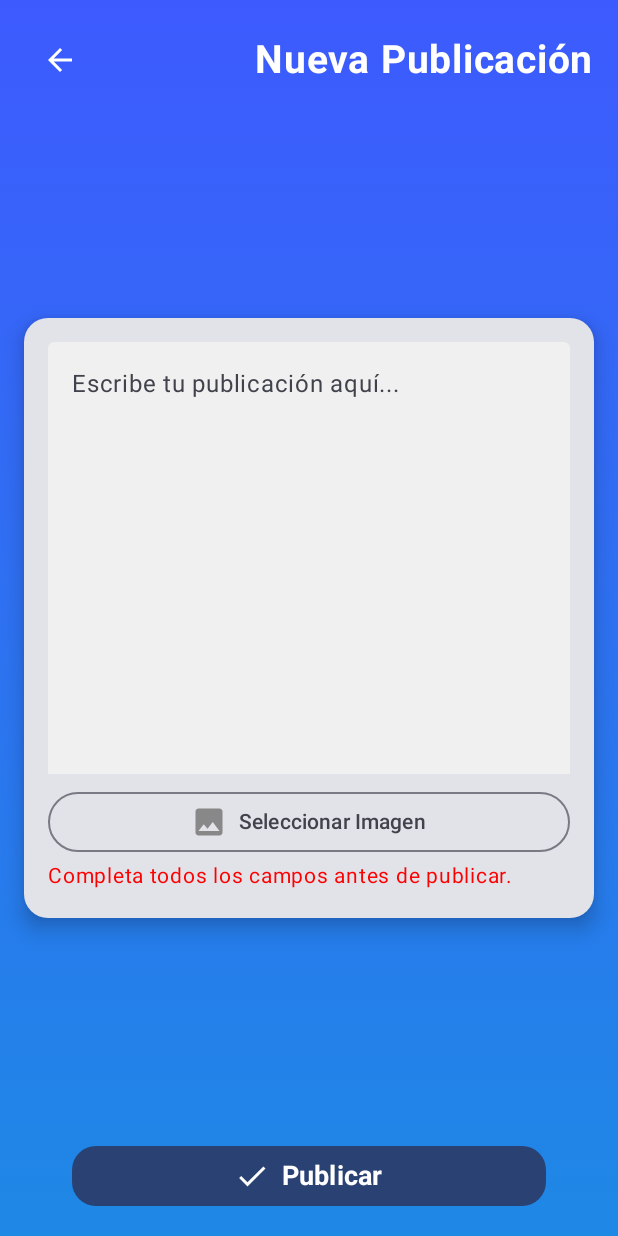
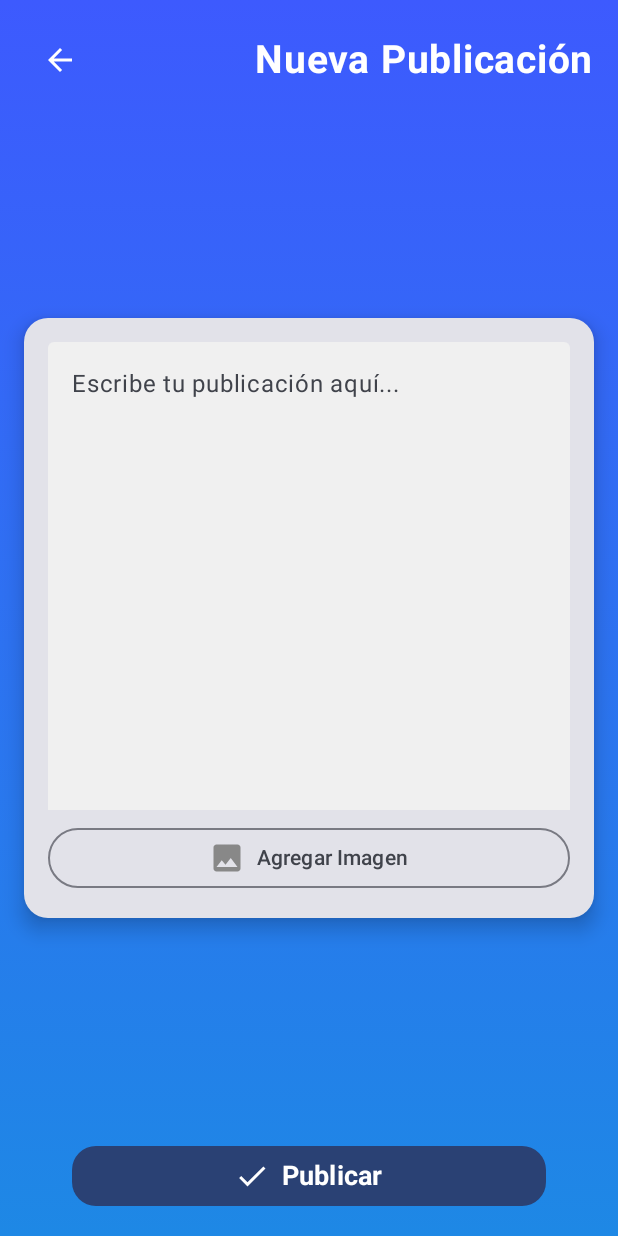
Before and after one commit to azaelmm/PINGBOND, an Android app built with Jetpack Compose: the composable CreatePostScreenEnhanced shown on its own in the app's theme, after a tap on "Publicar", on a phone screen of 412 x 824 dp. Run offline under Robolectric (Android 15) with nearby library versions, the phone set to English and light mode, and no system bars; our stand-ins replace Firebase (no records; nobody signed in at launch, a user with empty details on screens opened directly).

Commit message:
Cambio en la parte de seleccionar una imagen para que no de error

```diff
--- a/app/src/main/java/com/example/pingbond/Features/DashboardScreens/CreatePostScreen.kt
+++ b/app/src/main/java/com/example/pingbond/Features/DashboardScreens/CreatePostScreen.kt
@@ -5,7 +5,6 @@ import android.os.Bundle
 import androidx.activity.ComponentActivity
 import androidx.activity.compose.rememberLauncherForActivityResult
 import androidx.activity.compose.setContent
-import androidx.activity.result.PickVisualMediaRequest
 import androidx.activity.result.contract.ActivityResultContracts
 import androidx.compose.foundation.Image
 import androidx.compose.foundation.background
@@ -53,19 +52,14 @@ class CreatePostScreen : ComponentActivity() {
 fun CreatePostScreenEnhanced(navController: NavController) {
     var postContent by remember { mutableStateOf("") }
     var selectedImageUri by remember { mutableStateOf<Uri?>(null) }
-    var errorMessage by remember { mutableStateOf<String?>(null) }
 
     // Firebase references
     val db = FirebaseFirestore.getInstance()
     val storage = FirebaseStorage.getInstance().reference
 
-    // Nuevo método para seleccionar imágenes
     val imagePickerLauncher = rememberLauncherForActivityResult(
-        contract = ActivityResultContracts.PickVisualMedia(),
-        onResult = { uri: Uri? ->
-            selectedImageUri = uri
-            errorMessage = if (uri == null) "No se seleccionó ninguna imagen" else null
-        }
+        contract = ActivityResultContracts.GetContent(),
+        onResult = { uri: Uri? -> selectedImageUri = uri }
     )
 
     Box(
@@ -83,7 +77,6 @@ fun CreatePostScreenEnhanced(navController: NavController) {
             verticalArrangement = Arrangement.SpaceBetween,
             horizontalAlignment = Alignment.CenterHorizontally
         ) {
-            // Barra superior con botón de regreso
             Row(
                 verticalAlignment = Alignment.CenterVertically,
                 horizontalArrangement = Arrangement.SpaceBetween,
@@ -96,7 +89,7 @@ fun CreatePostScreenEnhanced(navController: NavController) {
                         tint = Color.White
                     )
                 }
-                Spacer(modifier = Modifier.width(16.dp))
+                Spacer(modifier = Modifier.width(4.dp))
                 Text(
                     text = "Nueva Publicación",
                     fontSize = 26.sp,
@@ -107,7 +100,7 @@ fun CreatePostScreenEnhanced(navController: NavController) {
 
             Spacer(modifier = Modifier.height(16.dp))
 
-            // Tarjeta para escribir el contenido y subir la imagen
+            // Content Card
             Card(
                 shape = RoundedCornerShape(16.dp),
                 elevation = CardDefaults.cardElevation(8.dp),
@@ -121,7 +114,7 @@ fun CreatePostScreenEnhanced(navController: NavController) {
                         .padding(16.dp),
                     verticalArrangement = Arrangement.SpaceBetween
                 ) {
-                    // Campo de texto para el contenido
+                    // Text Field for Post
                     TextField(
                         value = postContent,
                         onValueChange = { postContent = it },
@@ -138,11 +131,11 @@ fun CreatePostScreenEnhanced(navController: NavController) {
 
                     Spacer(modifier = Modifier.height(8.dp))
 
-                    // Muestra la imagen seleccionada o botón para añadir una
+                    // Image Preview or Add Button
                     if (selectedImageUri != null) {
                         Image(
                             painter = rememberAsyncImagePainter(selectedImageUri),
-                            contentDescription = "Imagen seleccionada",
+                            contentDescription = "Selected Image",
                             modifier = Modifier
                                 .fillMaxWidth()
                                 .height(150.dp)
@@ -151,35 +144,30 @@ fun CreatePostScreenEnhanced(navController: NavController) {
                         )
                     } else {
                         OutlinedButton(
-                            onClick = { imagePickerLauncher.launch(PickVisualMediaRequest(ActivityResultContracts.PickVisualMedia.ImageOnly)) },
+                            onClick = { imagePickerLauncher.launch("image/*") },
                             modifier = Modifier.fillMaxWidth()
                         ) {
                             Icon(
                                 imageVector = Icons.Default.Image,
-                                contentDescription = "Agregar Imagen",
+                                contentDescription = "Add Image",
                                 tint = Color.Gray
                             )
                             Spacer(modifier = Modifier.width(8.dp))
-                            Text("Seleccionar Imagen")
+                            Text("Agregar Imagen")
                         }
-                    }
-
-                    // Mostrar error si la imagen no se selecciona correctamente
-                    errorMessage?.let {
-                        Text(text = it, color = Color.Red, fontSize = 14.sp)
                     }
                 }
             }
 
             Spacer(modifier = Modifier.height(16.dp))
 
-            // Botón para publicar
+            // Publish Button
             Button(
                 onClick = {
                     if (postContent.isNotBlank() && selectedImageUri != null) {
                         uploadPost(postContent, selectedImageUri!!, db, storage)
                     } else {
-                        errorMessage = "Completa todos los campos antes de publicar."
+                        println("Completa todos los campos antes de publicar.")
                     }
                 },
                 shape = RoundedCornerShape(16.dp),
@@ -189,7 +177,7 @@ fun CreatePostScreenEnhanced(navController: NavController) {
             ) {
                 Icon(
                     imageVector = Icons.Default.Check,
-                    contentDescription = "Publicar",
+                    contentDescription = "Publish",
                     tint = Color.White
                 )
                 Spacer(modifier = Modifier.width(8.dp))
@@ -204,7 +192,6 @@ fun CreatePostScreenEnhanced(navController: NavController) {
     }
 }
 
-// Función para subir publicación a Firebase
 fun uploadPost(
     postContent: String,
     imageUri: Uri,
@@ -224,15 +211,15 @@ fun uploadPost(
                 )
                 db.collection("posts").document(postId).set(post)
                     .addOnSuccessListener {
-                        println("✅ Publicación creada exitosamente.")
+                        println("Publicación creada exitosamente.")
                     }
                     .addOnFailureListener {
-                        println("❌ Error al guardar la publicación: ${it.message}")
+                        println("Error al guardar la publicación: ${it.message}")
                     }
             }
         }
         .addOnFailureListener {
-            println("❌ Error al subir la imagen: ${it.message}")
+            println("Error al subir la imagen: ${it.message}")
         }
 }
 
```
